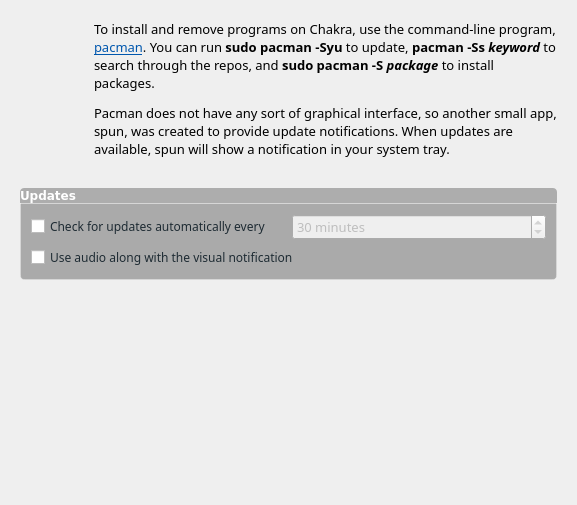
Qt form ui/ui_scrPackage.ui (rshipp/kapudan) before a commit.
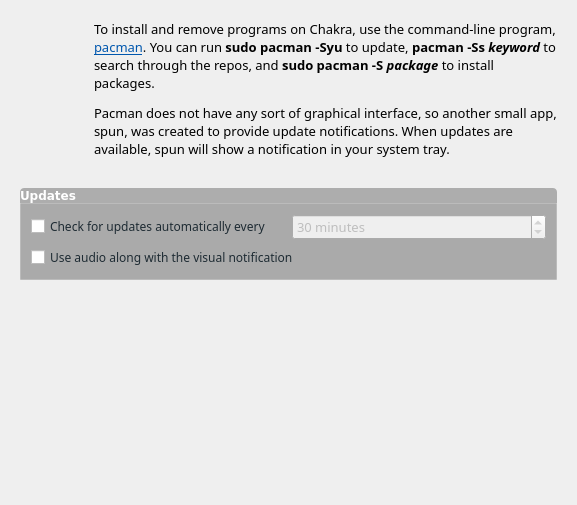
The same form after that commit. Icons and pictures are not drawn.

Commit message: Flat corners on bottom of groupboxes.

Diff of the .ui file:
```diff
--- a/ui/ui_scrPackage.ui
+++ b/ui/ui_scrPackage.ui
@@ -17,8 +17,6 @@
    <string notr="true">QGroupBox {
 	background-color: rgb(170, 170, 170);
 	border: 1px solid rgba(255,255,255,50);
-	border-bottom-left-radius: 4px;
-	border-bottom-right-radius: 4px;
 }
 
 
```
The commit also changes 9 other files.
